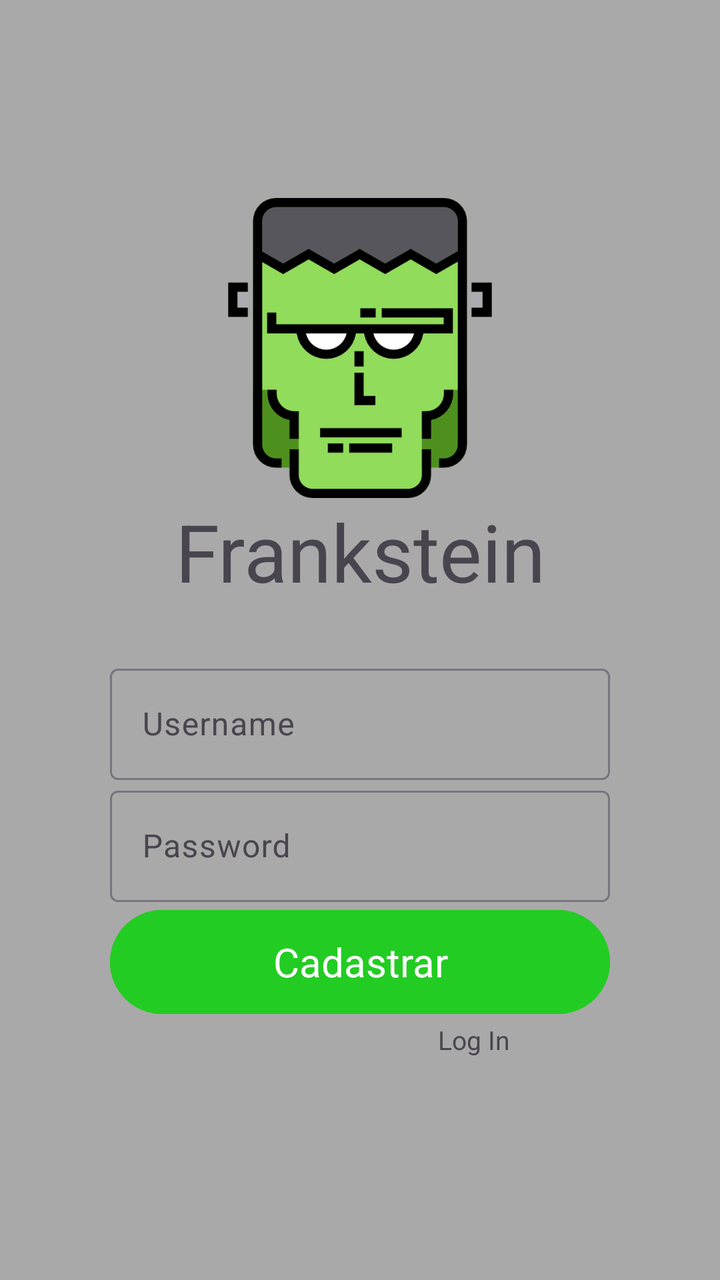
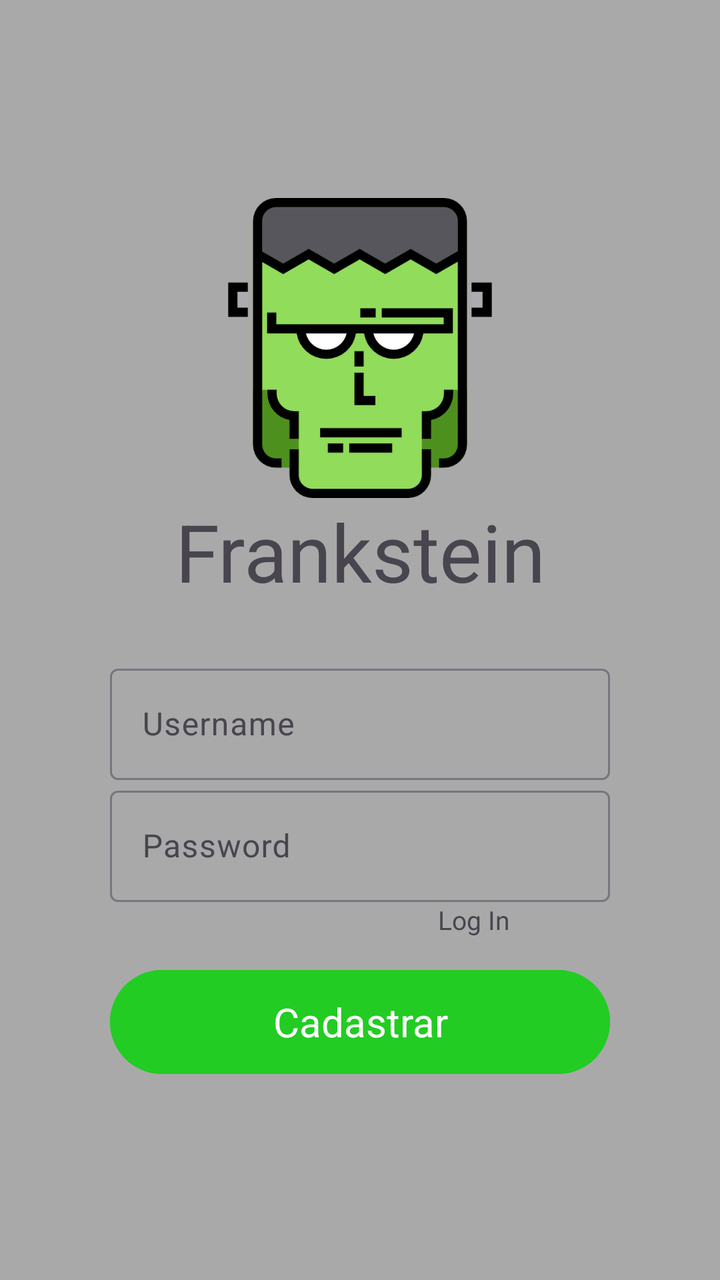

Before-and-after screenshots of an Android layout around one commit, followed by the original layout XML and the change that was made.
<!-- AndroidManifest.xml: application theme Theme.FrankteinApp -->
<!-- res/layout/cadastrar_layout.xml -->
<?xml version="1.0" encoding="utf-8"?>
<LinearLayout xmlns:android="http://schemas.android.com/apk/res/android"
    xmlns:app="http://schemas.android.com/apk/res-auto"
    xmlns:tools="http://schemas.android.com/tools"
    android:id="@+id/main"
    android:layout_width="match_parent"
    android:layout_height="match_parent"
    android:background="#A9A9A9"
    android:gravity="center_vertical|center_horizontal"
    android:orientation="vertical"
    tools:context=".CadastrarActivity">

    <ImageView
        android:layout_width="150dp"
        android:layout_height="150dp"
        android:src="@drawable/frankenstein" />

    <TextView
        android:layout_width="200dp"
        android:layout_height="80dp"
        android:text="Frankstein"
        android:textAlignment="center"
        android:textSize="40dp" />

    <com.google.android.material.textfield.TextInputLayout
        android:id="@+id/outlinedTextField"
        android:layout_width="250dp"
        android:layout_height="wrap_content"
        android:hint="Username">

        <com.google.android.material.textfield.TextInputEditText
            android:layout_width="match_parent"
            android:layout_height="wrap_content" />

    </com.google.android.material.textfield.TextInputLayout>

    <com.google.android.material.textfield.TextInputLayout
        android:id="@+id/outlinedTextField"
        android:layout_width="250dp"
        android:layout_height="wrap_content"
        android:hint="Password">

        <com.google.android.material.textfield.TextInputEditText
            android:layout_width="match_parent"
            android:layout_height="wrap_content"
            android:maxLength="6" />

    </com.google.android.material.textfield.TextInputLayout>

    <Button
        style="@style/CardView.Dark"
        android:layout_width="250dp"
        android:layout_height="60dp"
        android:backgroundTint="#2c2"
        android:text="Cadastrar"
        android:textSize="20dp" />
    <TextView
        android:layout_width="match_parent"
        android:layout_height="30dp"
        android:layout_marginRight="70dp"
        android:text="Log In"
        android:textAlignment="viewEnd"
        android:textSize="13dp" />


</LinearLayout>
<!-- resources referenced by this layout -->
<resources>
  <!-- drawable frankenstein: png bitmap (drawable, 15039 bytes) -->
  <style name="Theme.FrankteinApp" parent="Base.Theme.FrankteinApp" />
  <style name="Base.Theme.FrankteinApp" parent="Theme.Material3.DayNight.NoActionBar">
          
          
      </style>
</resources>

<!-- the commit's change to res/layout/cadastrar_layout.xml (unified diff, before → after) -->
@@ -47,13 +47,6 @@
 
     </com.google.android.material.textfield.TextInputLayout>
 
-    <Button
-        style="@style/CardView.Dark"
-        android:layout_width="250dp"
-        android:layout_height="60dp"
-        android:backgroundTint="#2c2"
-        android:text="Cadastrar"
-        android:textSize="20dp" />
     <TextView
         android:layout_width="match_parent"
         android:layout_height="30dp"
@@ -62,5 +55,13 @@
         android:textAlignment="viewEnd"
         android:textSize="13dp" />
 
+    <Button
+        style="@style/CardView.Dark"
+        android:layout_width="250dp"
+        android:layout_height="60dp"
+        android:backgroundTint="#2c2"
+        android:text="Cadastrar"
+        android:textSize="20dp" />
+
 
 </LinearLayout>
